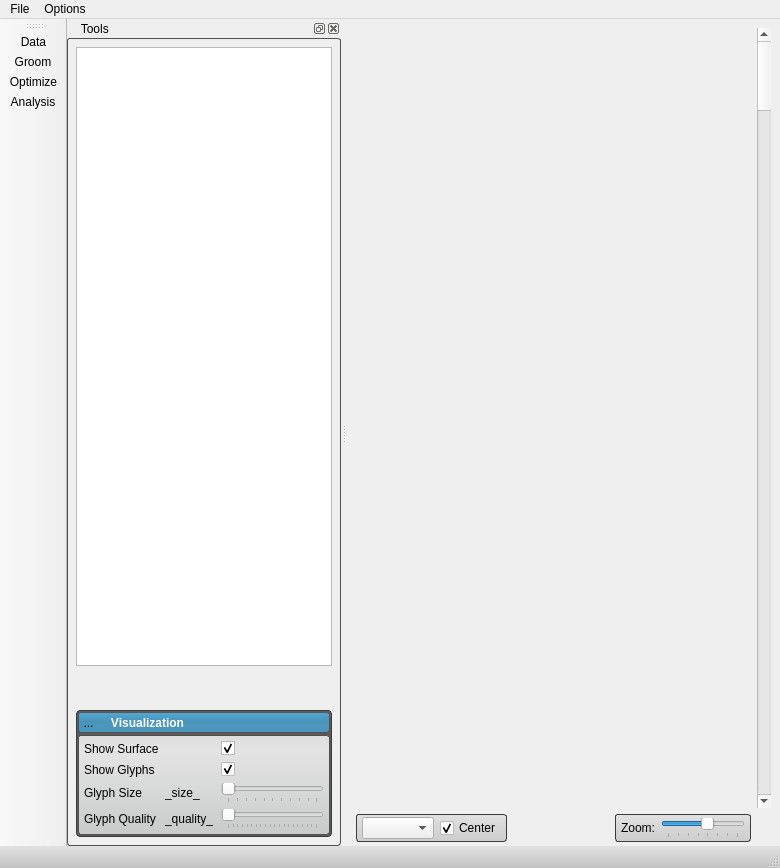
First picture: the form in src/Application/ShapeWorksStudioApp.ui, repository SCIInstitute/ShapeWorks, before the edit.
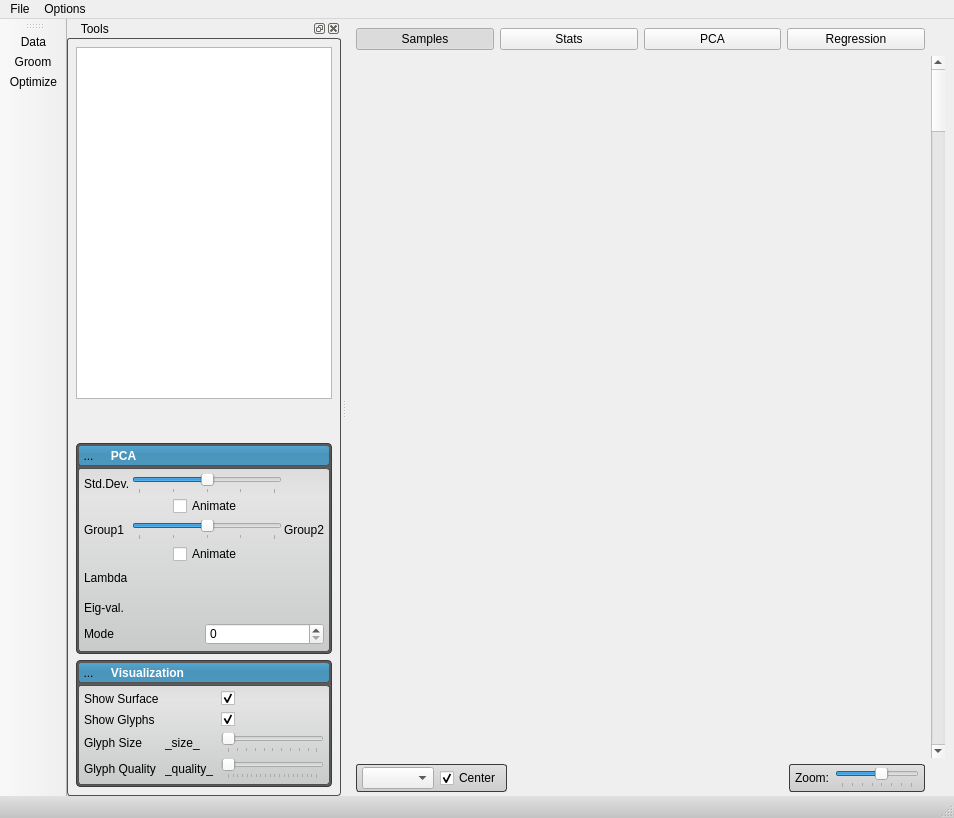
Second picture: the form after the edit. Icons and pictures are not drawn. Custom widgets are drawn as their Qt base class.

Commit message: No longer using separate analysis tool.

The edit to the form file:
```diff
--- a/src/Application/ShapeWorksStudioApp.ui
+++ b/src/Application/ShapeWorksStudioApp.ui
@@ -6,8 +6,8 @@
    <rect>
     <x>0</x>
     <y>0</y>
-    <width>780</width>
-    <height>868</height>
+    <width>954</width>
+    <height>818</height>
    </rect>
   </property>
   <property name="windowTitle">
@@ -150,6 +150,51 @@
 /********************** Visualization Panel ***********************/
 
 
+/********************** Pca Panel ***********************/
+
+QLabel#pcaLabel{
+	color: white;
+	font: bold;
+}
+QWidget#pcaPanel{
+	background-color: rgba( 0, 0, 0, 0 );
+}
+
+QToolButton#pcaOpenButton{
+	background-color: rgba(0, 0, 0, 0);
+	border-radius: 4px;
+}
+
+QToolButton#pcaOpenButton:hover{
+	background-color: rgba( 0, 0, 0, 30 ); border-radius: 3px;
+}
+
+QWidget#pcaHeader{
+	background-color: qlineargradient(spread:pad, x1:0.5, y1:0, x2:0.5, y2:0.960227, stop:0 rgba(0, 0, 0, 0), stop:0.45 rgba(0, 0, 0, 30), stop:1 rgba(0, 0, 0, 25));
+    border-radius: 3px;
+}
+
+QWidget#pcaHeaderBackground{
+	background-color: rgb( 84, 168, 212 );
+    border-radius: 3px;
+	border: 1px solid rgb(90, 90, 90);
+}
+
+QWidget#pcaPanel{
+	background-color: rgb( 90, 90, 90 );
+	border-radius:4px;
+	border: 1px solid rgb(60, 60, 60);
+	color: rgb(90, 90, 90);
+}
+
+QWidget#pcaContent{
+	border-radius: 3px;
+	border: 1px solid rgb(80, 80,80);
+	background-color: qlineargradient(spread:pad, x1:0.5, y1:0, x2:0.5, y2:0.960227, stop:0 rgba(221, 221, 221, 255), stop:0.155779 rgba(228, 228, 228, 255), stop:1 rgba(202, 204, 204, 255));      
+}
+/********************** Pca Panel ***********************/
+
+
 /********************** Shape Panel ***********************/
 
 QLabel#shapeLabel{
@@ -328,7 +373,7 @@
     <property name="bottomMargin">
      <number>4</number>
     </property>
-    <item row="0" column="0">
+    <item row="1" column="0">
      <widget class="QVTKWidget" name="qvtkWidget" native="true">
       <property name="sizePolicy">
        <sizepolicy hsizetype="Expanding" vsizetype="Expanding">
@@ -344,14 +389,14 @@
       </property>
      </widget>
     </item>
-    <item row="0" column="1">
+    <item row="1" column="1">
      <widget class="QScrollBar" name="vertical_scroll_bar">
       <property name="orientation">
        <enum>Qt::Vertical</enum>
       </property>
      </widget>
     </item>
-    <item row="1" column="0">
+    <item row="2" column="0">
      <layout class="QHBoxLayout" name="horizontalLayout" stretch="0,1,0">
       <item>
        <widget class="QWidget" name="control_widget" native="true">
@@ -476,6 +521,65 @@
       </item>
      </layout>
     </item>
+    <item row="0" column="0">
+     <layout class="QGridLayout" name="gridLayout_2">
+      <item row="0" column="0">
+       <widget class="QPushButton" name="samples_button">
+        <property name="text">
+         <string>Samples</string>
+        </property>
+        <property name="checkable">
+         <bool>true</bool>
+        </property>
+        <property name="checked">
+         <bool>true</bool>
+        </property>
+        <property name="autoExclusive">
+         <bool>true</bool>
+        </property>
+       </widget>
+      </item>
+      <item row="0" column="1">
+       <widget class="QPushButton" name="stats_button">
+        <property name="text">
+         <string>Stats</string>
+        </property>
+        <property name="checkable">
+         <bool>true</bool>
+        </property>
+        <property name="autoExclusive">
+         <bool>true</bool>
+        </property>
+       </widget>
+      </item>
+      <item row="0" column="2">
+       <widget class="QPushButton" name="pca_button">
+        <property name="text">
+         <string>PCA</string>
+        </property>
+        <property name="checkable">
+         <bool>true</bool>
+        </property>
+        <property name="autoExclusive">
+         <bool>true</bool>
+        </property>
+       </widget>
+      </item>
+      <item row="0" column="3">
+       <widget class="QPushButton" name="regression_button">
+        <property name="text">
+         <string>Regression</string>
+        </property>
+        <property name="checkable">
+         <bool>true</bool>
+        </property>
+        <property name="autoExclusive">
+         <bool>true</bool>
+        </property>
+       </widget>
+      </item>
+     </layout>
+    </item>
    </layout>
   </widget>
   <widget class="QMenuBar" name="menubar">
@@ -483,7 +587,7 @@
     <rect>
      <x>0</x>
      <y>0</y>
-     <width>780</width>
+     <width>954</width>
      <height>21</height>
     </rect>
    </property>
@@ -604,6 +708,351 @@
        </widget>
       </widget>
      </item>
+     <item>
+      <widget class="QWidget" name="pcaPanel" native="true">
+       <property name="sizePolicy">
+        <sizepolicy hsizetype="Preferred" vsizetype="Fixed">
+         <horstretch>0</horstretch>
+         <verstretch>0</verstretch>
+        </sizepolicy>
+       </property>
+       <layout class="QVBoxLayout" name="verticalLayout_12">
+        <property name="spacing">
+         <number>2</number>
+        </property>
+        <property name="margin">
+         <number>2</number>
+        </property>
+        <item>
+         <widget class="QWidget" name="pcaHeaderBackground" native="true">
+          <layout class="QVBoxLayout" name="verticalLayout_13">
+           <property name="margin">
+            <number>0</number>
+           </property>
+           <item>
+            <widget class="QWidget" name="pcaHeader" native="true">
+             <property name="sizePolicy">
+              <sizepolicy hsizetype="Preferred" vsizetype="Fixed">
+               <horstretch>0</horstretch>
+               <verstretch>0</verstretch>
+              </sizepolicy>
+             </property>
+             <property name="minimumSize">
+              <size>
+               <width>215</width>
+               <height>21</height>
+              </size>
+             </property>
+             <layout class="QHBoxLayout" name="horizontalLayout_15">
+              <property name="spacing">
+               <number>2</number>
+              </property>
+              <property name="margin">
+               <number>0</number>
+              </property>
+              <item>
+               <widget class="QToolButton" name="pcaOpenButton">
+                <property name="minimumSize">
+                 <size>
+                  <width>21</width>
+                  <height>21</height>
+                 </size>
+                </property>
+                <property name="maximumSize">
+                 <size>
+                  <width>21</width>
+                  <height>21</height>
+                 </size>
+                </property>
+                <property name="text">
+                 <string>...</string>
+                </property>
+                <property name="icon">
+                 <iconset resource="../Resources/ShapeWorksStudio.qrc">
+                  <normaloff>:/Studio/Images/DownArrowWhite.png</normaloff>:/Studio/Images/DownArrowWhite.png</iconset>
+                </property>
+                <property name="checkable">
+                 <bool>true</bool>
+                </property>
+                <property name="checked">
+                 <bool>true</bool>
+                </property>
+               </widget>
+              </item>
+              <item>
+               <widget class="QLabel" name="pcaLabel">
+                <property name="text">
+                 <string>   PCA</string>
+                </property>
+               </widget>
+              </item>
+             </layout>
+            </widget>
+           </item>
+          </layout>
+         </widget>
+        </item>
+        <item>
+         <widget class="QWidget" name="pcaContent" native="true">
+          <layout class="QVBoxLayout" name="verticalLayout_22">
+           <property name="spacing">
+            <number>2</number>
+           </property>
+           <property name="margin">
+            <number>6</number>
+           </property>
+           <item>
+            <layout class="QGridLayout" name="pcaGridLayout">
+             <item row="0" column="0">
+              <widget class="QLabel" name="label_10">
+               <property name="text">
+                <string>Std.Dev.</string>
+               </property>
+              </widget>
+             </item>
+             <item row="0" column="1">
+              <widget class="QSlider" name="pcaSlider">
+               <property name="minimum">
+                <number>-20</number>
+               </property>
+               <property name="maximum">
+                <number>20</number>
+               </property>
+               <property name="orientation">
+                <enum>Qt::Horizontal</enum>
+               </property>
+               <property name="tickPosition">
+                <enum>QSlider::TicksBelow</enum>
+               </property>
+               <property name="tickInterval">
+                <number>10</number>
+               </property>
+              </widget>
+             </item>
+             <item row="0" column="2">
+              <widget class="QLabel" name="pcaValueLabel">
+               <property name="minimumSize">
+                <size>
+                 <width>35</width>
+                 <height>0</height>
+                </size>
+               </property>
+               <property name="text">
+                <string/>
+               </property>
+              </widget>
+             </item>
+             <item row="2" column="0">
+              <widget class="QLabel" name="pcaGroup1Label">
+               <property name="minimumSize">
+                <size>
+                 <width>0</width>
+                 <height>24</height>
+                </size>
+               </property>
+               <property name="text">
+                <string>Group1</string>
+               </property>
+              </widget>
+             </item>
+             <item row="2" column="1">
+              <widget class="QSlider" name="pcaGroupSlider">
+               <property name="minimum">
+                <number>0</number>
+               </property>
+               <property name="maximum">
+                <number>20</number>
+               </property>
+               <property name="value">
+                <number>10</number>
+               </property>
+               <property name="orientation">
+                <enum>Qt::Horizontal</enum>
+               </property>
+               <property name="tickPosition">
+                <enum>QSlider::TicksBelow</enum>
+               </property>
+               <property name="tickInterval">
+                <number>5</number>
+               </property>
+              </widget>
+             </item>
+             <item row="2" column="2">
+              <widget class="QLabel" name="pcaGroup2Label">
+               <property name="text">
+                <string>Group2</string>
+               </property>
+              </widget>
+             </item>
+             <item row="1" column="1">
+              <widget class="QWidget" name="widget_23" native="true">
+               <layout class="QHBoxLayout" name="horizontalLayout_9">
+                <property name="spacing">
+                 <number>0</number>
+                </property>
+                <property name="margin">
+                 <number>0</number>
+                </property>
+                <item>
+                 <spacer name="horizontalSpacer_3">
+                  <property name="orientation">
+                   <enum>Qt::Horizontal</enum>
+                  </property>
+                  <property name="sizeHint" stdset="0">
+                   <size>
+                    <width>40</width>
+                    <height>20</height>
+                   </size>
+                  </property>
+                 </spacer>
+                </item>
+                <item>
+                 <widget class="QCheckBox" name="pcaAnimateCheckBox">
+                  <property name="text">
+                   <string>Animate</string>
+                  </property>
+                 </widget>
+                </item>
+                <item>
+                 <spacer name="horizontalSpacer_4">
+                  <property name="orientation">
+                   <enum>Qt::Horizontal</enum>
+                  </property>
+                  <property name="sizeHint" stdset="0">
+                   <size>
+                    <width>40</width>
+                    <height>20</height>
+                   </size>
+                  </property>
+                 </spacer>
+                </item>
+               </layout>
+              </widget>
+             </item>
+             <item row="3" column="1">
+              <widget class="QWidget" name="widget_25" native="true">
+               <layout class="QHBoxLayout" name="horizontalLayout_10">
+                <property name="spacing">
+                 <number>0</number>
+                </property>
+                <property name="margin">
+                 <number>0</number>
+                </property>
+                <item>
+                 <spacer name="horizontalSpacer_7">
+                  <property name="orientation">
+                   <enum>Qt::Horizontal</enum>
+                  </property>
+                  <property name="sizeHint" stdset="0">
+                   <size>
+                    <width>40</width>
+                    <height>20</height>
+                   </size>
+                  </property>
+                 </spacer>
+                </item>
+                <item>
+                 <widget class="QCheckBox" name="pcaGroupAnimateCheckBox">
+                  <property name="text">
+                   <string>Animate</string>
+                  </property>
+                 </widget>
+                </item>
+                <item>
+                 <spacer name="horizontalSpacer_8">
+                  <property name="orientation">
+                   <enum>Qt::Horizontal</enum>
+                  </property>
+                  <property name="sizeHint" stdset="0">
+                   <size>
+                    <width>40</width>
+                    <height>20</height>
+                   </size>
+                  </property>
+                 </spacer>
+                </item>
+               </layout>
+              </widget>
+             </item>
+            </layout>
+           </item>
+           <item>
+            <layout class="QGridLayout" name="gridLayout_3">
+             <property name="verticalSpacing">
+              <number>6</number>
+             </property>
+             <item row="1" column="0">
+              <widget class="QLabel" name="label_8">
+               <property name="minimumSize">
+                <size>
+                 <width>0</width>
+                 <height>24</height>
+                </size>
+               </property>
+               <property name="text">
+                <string>Eig-val.</string>
+               </property>
+              </widget>
+             </item>
+             <item row="1" column="1">
+              <widget class="QLabel" name="pcaEigenValueLabel">
+               <property name="text">
+                <string/>
+               </property>
+              </widget>
+             </item>
+             <item row="0" column="0">
+              <widget class="QLabel" name="label_9">
+               <property name="minimumSize">
+                <size>
+                 <width>0</width>
+                 <height>24</height>
+                </size>
+               </property>
+               <property name="text">
+                <string>Lambda</string>
+               </property>
+              </widget>
+             </item>
+             <item row="0" column="1">
+              <widget class="QLabel" name="pcaLambdaLabel">
+               <property name="text">
+                <string/>
+               </property>
+              </widget>
+             </item>
+            </layout>
+           </item>
+           <item>
+            <layout class="QHBoxLayout" name="horizontalLayout_11">
+             <item>
+              <widget class="QLabel" name="label_11">
+               <property name="minimumSize">
+                <size>
+                 <width>0</width>
+                 <height>24</height>
+                </size>
+               </property>
+               <property name="text">
+                <string>Mode</string>
+               </property>
+              </widget>
+             </item>
+             <item>
+              <widget class="QSpinBox" name="pcaModeSpinBox">
+               <property name="maximum">
+                <number>500</number>
+               </property>
+              </widget>
+             </item>
+            </layout>
+           </item>
+          </layout>
+         </widget>
+        </item>
+       </layout>
+      </widget>
+     </item>
      <item>
       <widget class="QWidget" name="visualizationPanel" native="true">
        <property name="sizePolicy">
@@ -859,7 +1308,6 @@
    <addaction name="action_import_mode"/>
    <addaction name="action_groom_mode"/>
    <addaction name="action_optimize_mode"/>
-   <addaction name="action_analysis_mode"/>
   </widget>
   <action name="action_quit">
    <property name="text">
```
The commit also changes 5 other files.
